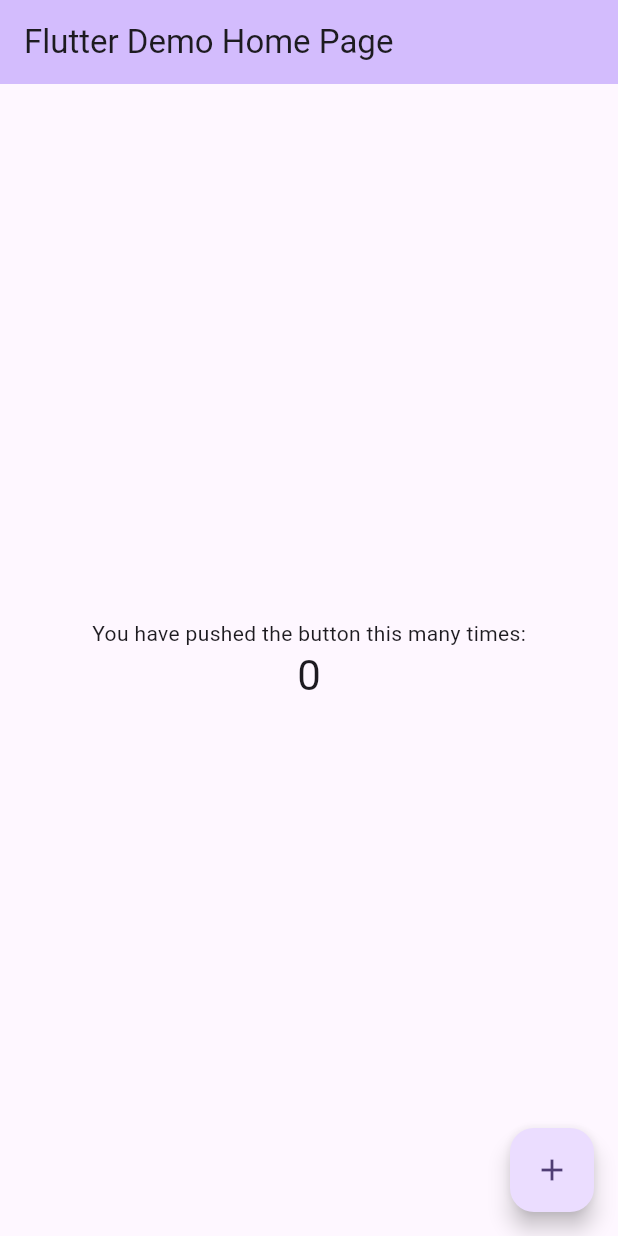
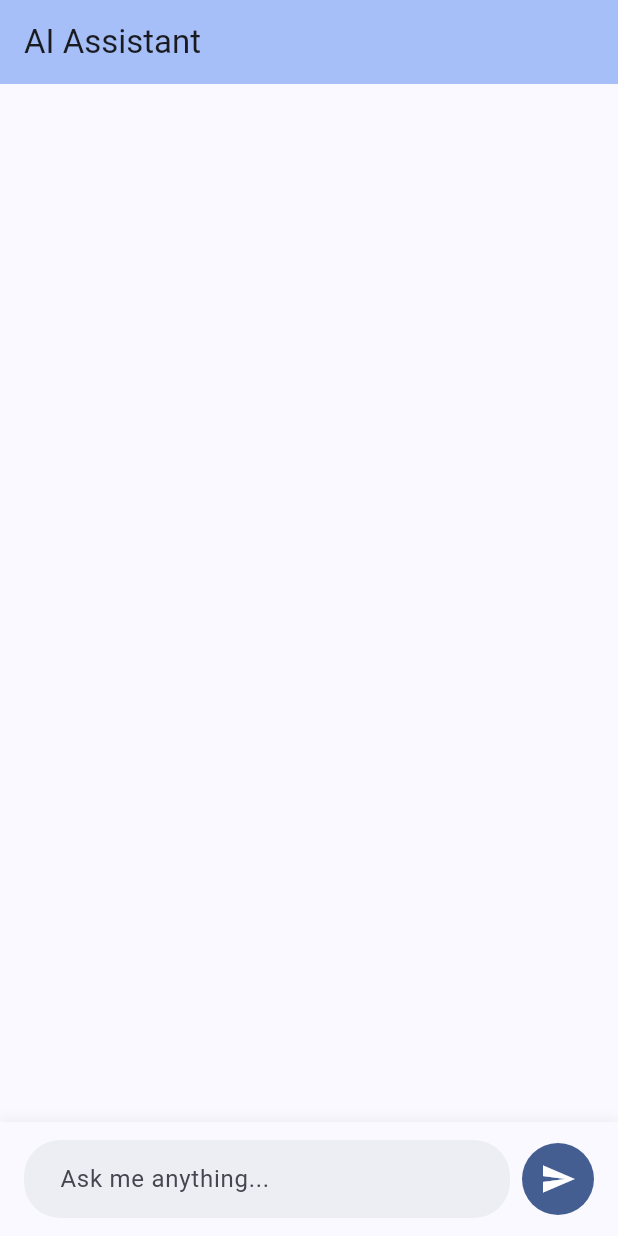
Before and after one commit to could-ai/019d5dff-d566-70bf-b62f-6d04744d8d09, a Flutter app: the screen it shows after launch, on a phone screen of 412 x 824 dp. Run offline on Flutter 3.47's test engine with Material 3 defaults, Android fonts, the phone set to English and light mode, and no system bars.

Commit message:
Replaced the default counter app with a complete AI chat interface. Added a ChatMessage model for session management, a scrollable ListView for displaying messages, a text input field for user queries, and a mock text-processing API to simulate AI responses.

```diff
--- a/usr/lib/main.dart
+++ b/usr/lib/main.dart
@@ -1,123 +1,285 @@
 import 'package:flutter/material.dart';
 
 void main() {
-  runApp(const MyApp());
+  runApp(const AIChatApp());
 }
 
-class MyApp extends StatelessWidget {
-  const MyApp({super.key});
+class AIChatApp extends StatelessWidget {
+  const AIChatApp({super.key});
 
-  // This widget is the root of your application.
   @override
   Widget build(BuildContext context) {
     return MaterialApp(
-      title: 'Flutter Demo',
+      title: 'AI Chat Interface',
       debugShowCheckedModeBanner: false,
       theme: ThemeData(
-        // This is the theme of your application.
-        //
-        // TRY THIS: Try running your application with "flutter run". You'll see
-        // the application has a purple toolbar. Then, without quitting the app,
-        // try changing the seedColor in the colorScheme below to Colors.green
-        // and then invoke "hot reload" (save your changes or press the "hot
-        // reload" button in a Flutter-supported IDE, or press "r" if you used
-        // the command line to start the app).
-        //
-        // Notice that the counter didn't reset back to zero; the application
-        // state is not lost during the reload. To reset the state, use hot
-        // restart instead.
-        //
-        // This works for code too, not just values: Most code changes can be
-        // tested with just a hot reload.
-        colorScheme: ColorScheme.fromSeed(seedColor: Colors.deepPurple),
+        colorScheme: ColorScheme.fromSeed(
+          seedColor: Colors.blueAccent,
+          brightness: Brightness.light,
+        ),
+        useMaterial3: true,
       ),
       initialRoute: '/',
       routes: {
-        '/': (context) => const MyHomePage(title: 'Flutter Demo Home Page'),
+        '/': (context) => const ChatScreen(),
       },
     );
   }
 }
 
-class MyHomePage extends StatefulWidget {
-  const MyHomePage({super.key, required this.title});
+// Model to represent a single chat message
+class ChatMessage {
+  final String text;
+  final bool isUser;
+  final DateTime timestamp;
 
-  // This widget is the home page of your application. It is stateful, meaning
-  // that it has a State object (defined below) that contains fields that affect
-  // how it looks.
+  ChatMessage({
+    required this.text,
+    required this.isUser,
+    DateTime? timestamp,
+  }) : timestamp = timestamp ?? DateTime.now();
+}
 
-  // This class is the configuration for the state. It holds the values (in this
-  // case the title) provided by the parent (in this case the App widget) and
-  // used by the build method of the State. Fields in a Widget subclass are
-  // always marked "final".
-
-  final String title;
+class ChatScreen extends StatefulWidget {
+  const ChatScreen({super.key});
 
   @override
-  State<MyHomePage> createState() => _MyHomePageState();
+  State<ChatScreen> createState() => _ChatScreenState();
 }
 
-class _MyHomePageState extends State<MyHomePage> {
-  int _counter = 0;
+class _ChatScreenState extends State<ChatScreen> {
+  final TextEditingController _textController = TextEditingController();
+  final ScrollController _scrollController = ScrollController();
 
-  void _incrementCounter() {
+  // Session management: tracking the ongoing conversation
+  final List<ChatMessage> _messages = [];
+  bool _isTyping = false;
+
+  @override
+  void dispose() {
+    _textController.dispose();
+    _scrollController.dispose();
+    super.dispose();
+  }
+
+  // Simulates a text-processing API call
+  Future<String> _mockTextProcessingAPI(String query) async {
+    // Simulate network delay
+    await Future.delayed(const Duration(seconds: 2));
+
+    // Generate a mock response based on the query
+    if (query.toLowerCase().contains('hello') || query.toLowerCase().contains('hi')) {
+      return "Hello there! How can I assist you today?";
+    } else if (query.toLowerCase().contains('help')) {
+      return "I can help you with answering questions, brainstorming ideas, or just having a chat. What do you need?";
+    } else {
+      return "This is a simulated AI response to your query: \"$query\". Once the backend is connected, this will be replaced with a real AI model response.";
+    }
+  }
+
+  void _handleSubmitted(String text) async {
+    if (text.trim().isEmpty) return;
+
+    _textController.clear();
+
+    // Add user message to the session
     setState(() {
-      // This call to setState tells the Flutter framework that something has
-      // changed in this State, which causes it to rerun the build method below
-      // so that the display can reflect the updated values. If we changed
-      // _counter without calling setState(), then the build method would not be
-      // called again, and so nothing would appear to happen.
-      _counter++;
+      _messages.add(ChatMessage(text: text, isUser: true));
+      _isTyping = true;
+    });
+
+    _scrollToBottom();
+
+    // Fetch AI response
+    try {
+      final response = await _mockTextProcessingAPI(text);
+
+      // Add AI response to the session
+      setState(() {
+        _isTyping = false;
+        _messages.add(ChatMessage(text: response, isUser: false));
+      });
+
+      _scrollToBottom();
+    } catch (e) {
+      setState(() {
+        _isTyping = false;
+        _messages.add(ChatMessage(text: "Error: Unable to reach the AI service.", isUser: false));
+      });
+      _scrollToBottom();
+    }
+  }
+
+  void _scrollToBottom() {
+    WidgetsBinding.instance.addPostFrameCallback((_) {
+      if (_scrollController.hasClients) {
+        _scrollController.animateTo(
+          _scrollController.position.maxScrollExtent,
+          duration: const Duration(milliseconds: 300),
+          curve: Curves.easeOut,
+        );
+      }
     });
   }
 
   @override
   Widget build(BuildContext context) {
-    // This method is rerun every time setState is called, for instance as done
-    // by the _incrementCounter method above.
-    //
-    // The Flutter framework has been optimized to make rerunning build methods
-    // fast, so that you can just rebuild anything that needs updating rather
-    // than having to individually change instances of widgets.
     return Scaffold(
       appBar: AppBar(
-        // TRY THIS: Try changing the color here to a specific color (to
-        // Colors.amber, perhaps?) and trigger a hot reload to see the AppBar
-        // change color while the other colors stay the same.
+        title: const Text('AI Assistant'),
         backgroundColor: Theme.of(context).colorScheme.inversePrimary,
-        // Here we take the value from the MyHomePage object that was created by
-        // the App.build method, and use it to set our appbar title.
-        title: Text(widget.title),
+        elevation: 2,
       ),
-      body: Center(
-        // Center is a layout widget. It takes a single child and positions it
-        // in the middle of the parent.
-        child: Column(
-          // Column is also a layout widget. It takes a list of children and
-          // arranges them vertically. By default, it sizes itself to fit its
-          // children horizontally, and tries to be as tall as its parent.
-          //
-          // Column has various properties to control how it sizes itself and
-          // how it positions its children. Here we use mainAxisAlignment to
-          // center the children vertically; the main axis here is the vertical
-          // axis because Columns are vertical (the cross axis would be
-          // horizontal).
-          //
-          // TRY THIS: Invoke "debug painting" (choose the "Toggle Debug Paint"
-          // action in the IDE, or press "p" in the console), to see the
-          // wireframe for each widget.
-          mainAxisAlignment: MainAxisAlignment.center,
-          children: <Widget>[
-            const Text('You have pushed the button this many times:'),
-            Text('$_counter', style: Theme.of(context).textTheme.headlineMedium),
+      body: Column(
+        children: [
+          // Display area for AI responses and user queries
+          Expanded(
+            child: ListView.builder(
+              controller: _scrollController,
+              padding: const EdgeInsets.all(16.0),
+              itemCount: _messages.length,
+              itemBuilder: (context, index) {
+                final message = _messages[index];
+                return _buildMessageBubble(message);
+              },
+            ),
+          ),
+
+          // Typing indicator
+          if (_isTyping)
+            Padding(
+              padding: const EdgeInsets.symmetric(horizontal: 24.0, vertical: 8.0),
+              child: Align(
+                alignment: Alignment.centerLeft,
+                child: Row(
+                  children: [
+                    const SizedBox(
+                      width: 16,
+                      height: 16,
+                      child: CircularProgressIndicator(strokeWidth: 2),
+                    ),
+                    const SizedBox(width: 12),
+                    Text(
+                      'AI is typing...',
+                      style: TextStyle(
+                        color: Colors.grey[600],
+                        fontStyle: FontStyle.italic,
+                      ),
+                    ),
+                  ],
+                ),
+              ),
+            ),
+
+          // Input field for user queries
+          _buildMessageInput(),
+        ],
+      ),
+    );
+  }
+
+  Widget _buildMessageBubble(ChatMessage message) {
+    final isUser = message.isUser;
+
+    return Padding(
+      padding: const EdgeInsets.symmetric(vertical: 8.0),
+      child: Row(
+        mainAxisAlignment: isUser ? MainAxisAlignment.end : MainAxisAlignment.start,
+        crossAxisAlignment: CrossAxisAlignment.end,
+        children: [
+          if (!isUser) ...[
+            CircleAvatar(
+              backgroundColor: Theme.of(context).colorScheme.primary,
+              child: const Icon(Icons.smart_toy, color: Colors.white, size: 20),
+            ),
+            const SizedBox(width: 8),
+          ],
+
+          Flexible(
+            child: Container(
+              padding: const EdgeInsets.symmetric(horizontal: 16.0, vertical: 12.0),
+              decoration: BoxDecoration(
+                color: isUser
+                    ? Theme.of(context).colorScheme.primary
+                    : Theme.of(context).colorScheme.surfaceContainerHighest,
+                borderRadius: BorderRadius.only(
+                  topLeft: const Radius.circular(20),
+                  topRight: const Radius.circular(20),
+                  bottomLeft: Radius.circular(isUser ? 20 : 4),
+                  bottomRight: Radius.circular(isUser ? 4 : 20),
+                ),
+              ),
+              child: Text(
+                message.text,
+                style: TextStyle(
+                  color: isUser
+                      ? Theme.of(context).colorScheme.onPrimary
+                      : Theme.of(context).colorScheme.onSurfaceVariant,
+                  fontSize: 16,
+                ),
+              ),
+            ),
+          ),
+
+          if (isUser) ...[
+            const SizedBox(width: 8),
+            CircleAvatar(
+              backgroundColor: Colors.grey[300],
+              child: const Icon(Icons.person, color: Colors.grey, size: 20),
+            ),
+          ],
+        ],
+      ),
+    );
+  }
+
+  Widget _buildMessageInput() {
+    return Container(
+      padding: const EdgeInsets.symmetric(horizontal: 16.0, vertical: 12.0),
+      decoration: BoxDecoration(
+        color: Theme.of(context).scaffoldBackgroundColor,
+        boxShadow: [
+          BoxShadow(
+            offset: const Offset(0, -2),
+            blurRadius: 6,
+            color: Colors.black.withOpacity(0.05),
+          ),
+        ],
+      ),
+      child: SafeArea(
+        child: Row(
+          children: [
+            Expanded(
+              child: TextField(
+                controller: _textController,
+                textInputAction: TextInputAction.send,
+                onSubmitted: _handleSubmitted,
+                decoration: InputDecoration(
+                  hintText: 'Ask me anything...',
+                  border: OutlineInputBorder(
+                    borderRadius: BorderRadius.circular(24.0),
+                    borderSide: BorderSide.none,
+                  ),
+                  filled: true,
+                  fillColor: Theme.of(context).colorScheme.surfaceContainerHighest.withOpacity(0.5),
+                  contentPadding: const EdgeInsets.symmetric(horizontal: 20.0, vertical: 14.0),
+                ),
+              ),
+            ),
+            const SizedBox(width: 8),
+            Container(
+              decoration: BoxDecoration(
+                color: Theme.of(context).colorScheme.primary,
+                shape: BoxShape.circle,
+              ),
+              child: IconButton(
+                icon: const Icon(Icons.send, color: Colors.white),
+                onPressed: () => _handleSubmitted(_textController.text),
+              ),
+            ),
           ],
         ),
       ),
-      floatingActionButton: FloatingActionButton(
-        onPressed: _incrementCounter,
-        tooltip: 'Increment',
-        child: const Icon(Icons.add),
-      ), // This trailing comma makes auto-formatting nicer for build methods.
     );
   }
 }
```
